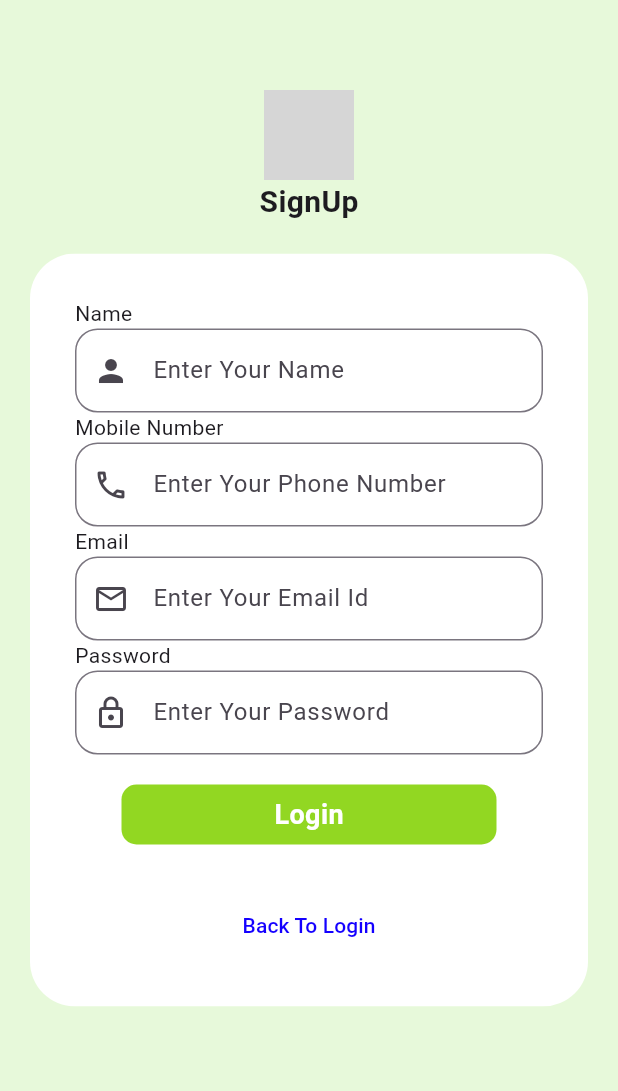
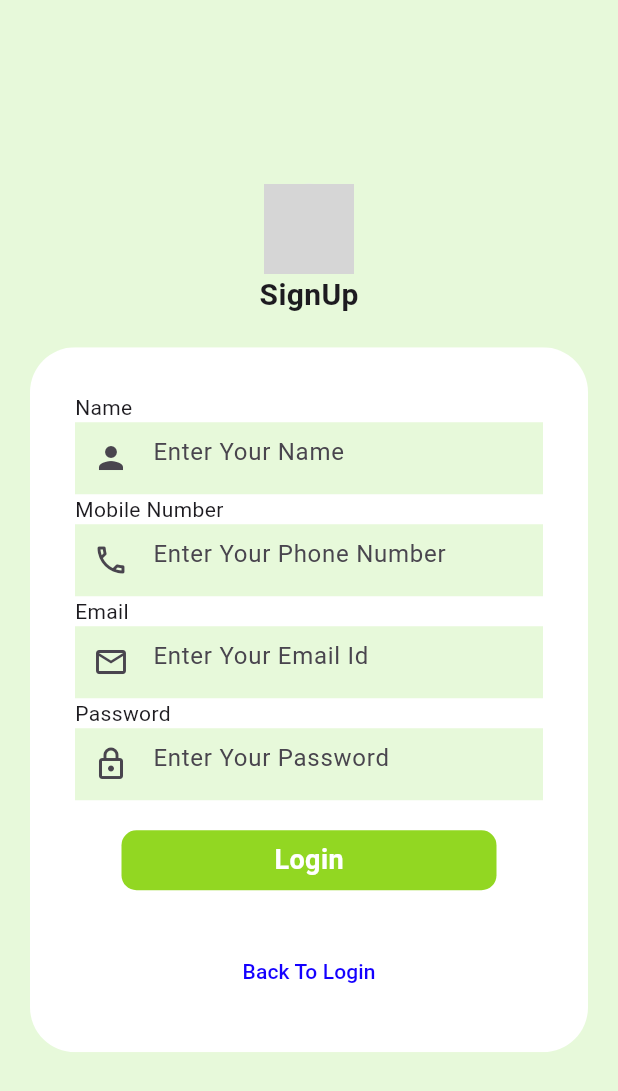
Before and after one commit to Sanijith/Machine-Test, a Flutter app: the screen it shows after launch, after a tap on "SignUp", on a phone screen of 412 x 824 dp. Shown: the top 1091 px of the screen. Run offline on Flutter 3.47's test engine with Material 3 defaults, Android fonts, the phone set to English and light mode, and no system bars; network calls fail; grey boxes are pictures that could not be loaded.

```diff
--- a/lib/bottom.dart
+++ b/lib/bottom.dart
@@ -25,7 +25,8 @@ class _BottomState extends State<Bottom> {
 
   @override
   Widget build(BuildContext context) {
-    return Scaffold(
+    return SafeArea(
+      child: Scaffold(
         body: Center(
           child: _widgetOptions.elementAt(_selectedIndex),
         ),
@@ -48,6 +49,7 @@ class _BottomState extends State<Bottom> {
           selectedItemColor: Colors.blue,
           onTap: _onItemTapped,
         ),
+      ),
     );
   }
 }
--- a/lib/cart.dart
+++ b/lib/cart.dart
@@ -12,7 +12,8 @@ class Cart extends StatefulWidget {
 class _CartState extends State<Cart> {
   @override
   Widget build(BuildContext context) {
-    return Scaffold(
+    return SafeArea(
+      child: Scaffold(
         body: Container(
           padding: EdgeInsets.all(30),
             color: Color.fromRGBO(231, 249, 218, 1),
@@ -84,6 +85,7 @@ class _CartState extends State<Cart> {
                 )
               ],
             )),
+      ),
     );
   }
 }
--- a/lib/item.dart
+++ b/lib/item.dart
@@ -11,7 +11,8 @@ class Item extends StatefulWidget {
 class _ItemState extends State<Item> {
   @override
   Widget build(BuildContext context) {
-    return Scaffold(
+    return SafeArea(
+      child: Scaffold(
         body: Container(
           color: Color.fromRGBO(231, 249, 218, 1),
           child: Padding(
@@ -128,6 +129,7 @@ class _ItemState extends State<Item> {
             ),
           ),
         ),
+      ),
     );
   }
 }
--- a/lib/login.dart
+++ b/lib/login.dart
@@ -13,9 +13,14 @@ class Login extends StatefulWidget {
 class _LoginState extends State<Login> {
   @override
   Widget build(BuildContext context) {
-    return Scaffold(
+    return SafeArea(
+      child: Scaffold(
           backgroundColor: Color.fromRGBO(231, 249, 218, 1),
-        body: Stack(
+          body: SingleChildScrollView(
+            physics: NeverScrollableScrollPhysics(),
+            child: Container(
+              height: MediaQuery.of(context).size.height*1,
+              child: Stack(
                 children: [
                   Positioned(
                       top: 0,
@@ -23,7 +28,7 @@ class _LoginState extends State<Login> {
                       right: 0,
                       bottom: 600,
                       child: Container(
-              height: 100,
+                        height: MediaQuery.of(context).size.height*1,
                         width: 200,
                         decoration: BoxDecoration(
                             image: DecorationImage(
@@ -35,7 +40,8 @@ class _LoginState extends State<Login> {
                           children: [
                             CircleAvatar(
                                 radius: 40,
-                    backgroundImage: NetworkImage("https://encrypted-tbn0.gstatic.com/images?q=tbn:ANd9GcTCqhdJXk7mIstxvhNBOrJtw2I02AjdHqzvTusxrI0zhrKdup33lMMDDH-OjN14OiWNx-w&usqp=CAU"))
+                                backgroundImage: NetworkImage(
+                                    "https://encrypted-tbn0.gstatic.com/images?q=tbn:ANd9GcTCqhdJXk7mIstxvhNBOrJtw2I02AjdHqzvTusxrI0zhrKdup33lMMDDH-OjN14OiWNx-w&usqp=CAU"))
                           ],
                         ),
                       )),
@@ -45,12 +51,22 @@ class _LoginState extends State<Login> {
                     left: 0,
                     bottom: 0,
                     child: Container(
+                      height: MediaQuery.of(context).size.height*1,
                       color: Color.fromRGBO(231, 249, 218, 1),
                       child: Column(
                         mainAxisAlignment: MainAxisAlignment.center,
                         children: [
-                Text("Welcome To GreenHub",style: TextStyle(fontSize: 20),),
-                Text("Login",style: TextStyle(fontSize: 20,fontWeight: FontWeight.bold,),),
+                          Text(
+                            "Welcome To GreenHub",
+                            style: TextStyle(fontSize: 20),
+                          ),
+                          Text(
+                            "Login",
+                            style: TextStyle(
+                              fontSize: 20,
+                              fontWeight: FontWeight.bold,
+                            ),
+                          ),
                           Padding(
                             padding: const EdgeInsets.all(20.0),
                             child: ClipRRect(
@@ -65,9 +81,9 @@ class _LoginState extends State<Login> {
                                     Text("Email"),
                                     TextFormField(
                                       decoration: InputDecoration(
-                              border: OutlineInputBorder(
-                                borderRadius: BorderRadius.circular(15),
-                              ),
+                                        filled: true,
+                                        fillColor: Color.fromRGBO(231, 249, 218, 1),
+                                        border: InputBorder.none,
                                         prefixIcon: Icon(Icons.email_outlined),
                                         hintText: "Enter Your Email Id",
                                       ),
@@ -75,9 +91,9 @@ class _LoginState extends State<Login> {
                                     Text("Password"),
                                     TextFormField(
                                       decoration: InputDecoration(
-                              border: OutlineInputBorder(
-                                borderRadius: BorderRadius.circular(15),
-                              ),
+                                        fillColor: Color.fromRGBO(231, 249, 218, 1),
+                                        filled: true,
+                                        border: InputBorder.none,
                                         prefixIcon: Icon(Icons.lock_outlined),
                                         hintText: "Enter Your Password",
                                       ),
@@ -129,7 +145,12 @@ class _LoginState extends State<Login> {
                                                     builder: (context) => Register()),
                                               );
                                             },
-                                  child: Text("SignUp",style: TextStyle(color: Color.fromRGBO(20, 0, 255, 1)),),
+                                            child: Text(
+                                              "SignUp",
+                                              style: TextStyle(
+                                                  color:
+                                                      Color.fromRGBO(20, 0, 255, 1)),
+                                            ),
                                           ),
                                         ],
                                       ),
@@ -144,6 +165,9 @@ class _LoginState extends State<Login> {
                     ),
                   ),
                 ],
-    ));
+              ),
+            ),
+          )),
+    );
   }
 }
--- a/lib/register.dart
+++ b/lib/register.dart
@@ -14,14 +14,16 @@ class Register extends StatefulWidget {
 class _RegisterState extends State<Register> {
   @override
   Widget build(BuildContext context) {
-    return Scaffold(
+    return SafeArea(
+      child: Scaffold(
         backgroundColor: Color.fromRGBO(231, 249, 218, 1),
           body: SingleChildScrollView(
             child: Stack(
                   children: [
             Padding(
-            padding: const EdgeInsets.symmetric(vertical: 60),
+              padding: const EdgeInsets.symmetric(vertical: 10),
               child: Container(
+                height: MediaQuery.of(context).size.height*1,
                 color: Color.fromRGBO(231, 249, 218, 1),
                 child: Column(
                   mainAxisAlignment: MainAxisAlignment.center,
@@ -50,16 +52,18 @@ class _RegisterState extends State<Register> {
                               Text("Name"),
                               TextFormField(
                                 decoration: InputDecoration(
-                                  border: OutlineInputBorder(
-                                      borderRadius: BorderRadius.circular(15)),
+                                    filled: true,
+                                    fillColor: Color.fromRGBO(231, 249, 218, 1),
+                                    border: InputBorder.none,
                                     prefixIcon: Icon(Icons.person),
                                     hintText: "Enter Your Name"),
                               ),
                               Text("Mobile Number"),
                               TextFormField(
                                 decoration: InputDecoration(
-                                border: OutlineInputBorder(
-                                    borderRadius: BorderRadius.circular(15)),
+                                  fillColor: Color.fromRGBO(231, 249, 218, 1),
+                                  filled: true,
+                                  border: InputBorder.none,
                                   prefixIcon: Icon(Icons.phone_outlined),
                                   hintText: "Enter Your Phone Number",
                                 ),
@@ -67,8 +71,9 @@ class _RegisterState extends State<Register> {
                               Text("Email"),
                               TextFormField(
                                 decoration: InputDecoration(
-                                border: OutlineInputBorder(
-                                    borderRadius: BorderRadius.circular(15)),
+                                  filled: true,
+                                  fillColor: Color.fromRGBO(231, 249, 218, 1),
+                                  border: InputBorder.none,
                                   prefixIcon: Icon(Icons.email_outlined),
                                   hintText: "Enter Your Email Id",
                                 ),
@@ -76,8 +81,9 @@ class _RegisterState extends State<Register> {
                               Text("Password"),
                               TextFormField(
                                 decoration: InputDecoration(
-                                border: OutlineInputBorder(
-                                    borderRadius: BorderRadius.circular(15)),
+                                  fillColor: Color.fromRGBO(231, 249, 218, 1),
+                                  filled: true,
+                                  border: InputBorder.none,
                                   prefixIcon: Icon(Icons.lock_outlined),
                                   hintText: "Enter Your Password",
                                 ),
@@ -143,6 +149,7 @@ class _RegisterState extends State<Register> {
             ),
                   ],
                 ),
-        ));
+          )),
+    );
   }
 }
```
Also changed, not shown: lib/add_plant.dart (+8 -9 lines), lib/home_page.dart (+7 -5 lines). Lines whose indentation alone changed are shown as unchanged.
